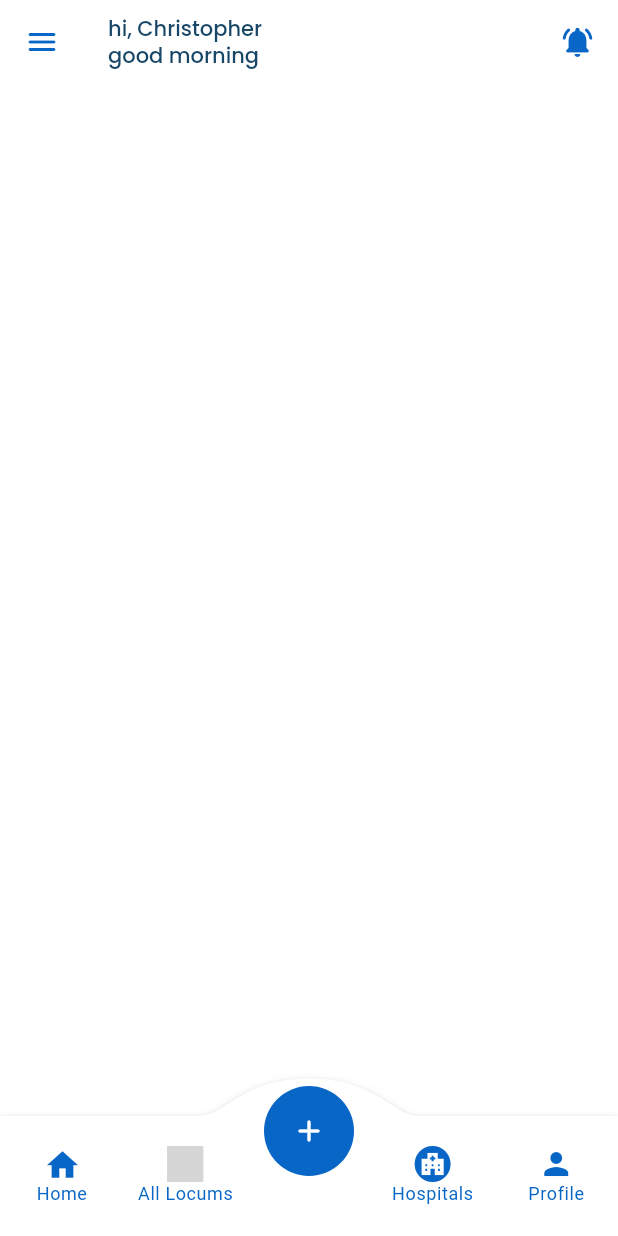
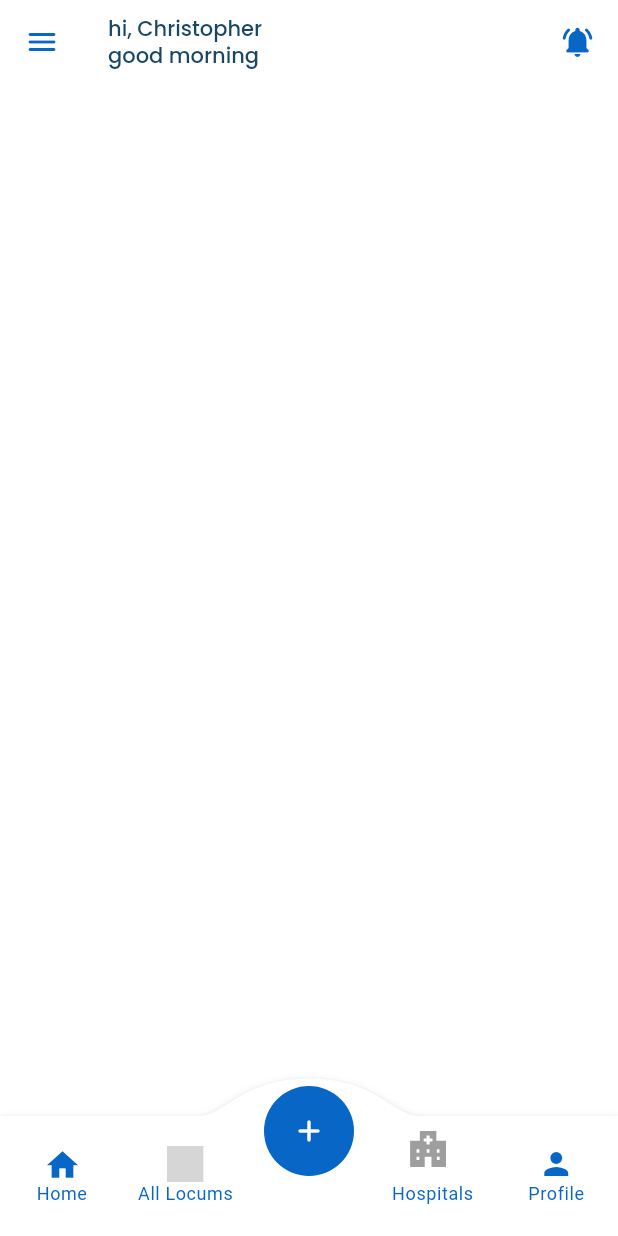
Before and after one commit to sovtechnologie/locume_flutter_mobile, a Flutter app: the BottomnavigationView screen opened by its route, item 4 of the bottom bar chosen, on a phone screen of 412 x 824 dp. Run offline on Flutter 3.47's test engine with Material 3 defaults, Android fonts, the phone set to English and light mode, and no system bars; drawn by our look-alikes of convex_bottom_bar; our stand-ins replace carousel_slider, flutter_svg, get, google_fonts, hexcolor; grey boxes are pictures that could not be loaded.

Commit message:
updated bottom navigatioin view

```diff
--- a/lib/app/screen/bottomnavigation/view/BottomNavigation_view.dart
+++ b/lib/app/screen/bottomnavigation/view/BottomNavigation_view.dart
@@ -47,8 +47,11 @@ class BottomnavigationView extends GetView<BottomnavigationController> {
                     left: 0,
                     right: 0,
                     child: AnimatedContainer(
-                      duration: Duration(seconds: 5),
+                      duration: const Duration(seconds: 5),
                       curve: Curves.easeIn,
+                      child: Padding(
+                        padding:
+                            const EdgeInsets.fromLTRB(10.0, 0.0, 10.0, 0.0),
                         child: Container(
                           height: MediaQuery.of(context).size.height * 0.5,
                           padding: const EdgeInsets.symmetric(horizontal: 16.0),
@@ -78,6 +81,7 @@ class BottomnavigationView extends GetView<BottomnavigationController> {
                           ),
                         ),
                       ),
+                    ),
                   )
                 : SizedBox.shrink(),
           ),
@@ -100,12 +104,12 @@ class BottomnavigationView extends GetView<BottomnavigationController> {
               color: HexColor('#0866C6'),
             ),
             title: 'Home',
-            activeIcon: const CircleAvatar(
-              radius: 40,
-              child: Icon(
-                size: 20,
+            activeIcon: Transform.translate(
+              offset: const Offset(-3, -10),
+              child: const Icon(
+                size: 30,
                 Icons.home,
-                color: Colors.white,
+                color: Colors.grey,
               ),
             ),
           ),
@@ -115,11 +119,11 @@ class BottomnavigationView extends GetView<BottomnavigationController> {
               color: HexColor('#0866C6'),
             ),
             title: 'All Locums',
-            activeIcon: CircleAvatar(
-              radius: 40,
+            activeIcon: Transform.translate(
+              offset: const Offset(-3, -10),
               child: SvgPicture.asset(
                 'assets/doctor.svg',
-                color: Colors.white,
+                color: Colors.grey,
               ),
             ),
           ),
@@ -129,10 +133,16 @@ class BottomnavigationView extends GetView<BottomnavigationController> {
                     controller.showBottom.value = !controller.showBottom.value;
                   },
                   child: Center(
-                    child: Icon(
-                      controller.showBottom.value
-                          ? Icons.minimize_rounded
-                          : Icons.add_rounded,
+                    child: controller.showBottom.value
+                        ? Transform.translate(
+                            offset: Offset(0, -7),
+                            child: const Icon(
+                              Icons.minimize_rounded,
+                              color: Colors.white,
+                            ),
+                          )
+                        : const Icon(
+                            Icons.add_rounded,
                             color: Colors.white,
                           ),
                   ),
@@ -145,13 +155,11 @@ class BottomnavigationView extends GetView<BottomnavigationController> {
               color: HexColor('#0866C6'),
             ),
             title: 'Hospitals',
-            activeIcon: CircleAvatar(
-              radius: 20,
-              backgroundColor: HexColor('#0866C6'),
+            activeIcon: Transform.translate(
+              offset: const Offset(-3, -10),
               child: SvgPicture.asset(
-                height: 15,
                 'assets/hospital.svg',
-                color: Colors.white,
+                color: Colors.grey,
               ),
             ),
           ),
@@ -161,12 +169,11 @@ class BottomnavigationView extends GetView<BottomnavigationController> {
               color: HexColor('#0866C6'),
             ),
             title: 'Profile',
-            activeIcon: const CircleAvatar(
-              radius: 40,
-              child: Icon(
-                size: 20,
+            activeIcon: Transform.translate(
+              offset: const Offset(-3, -10),
+              child: const Icon(
                 Icons.person,
-                color: Colors.white,
+                color: Colors.grey,
               ),
             ),
           ),
```
Lines whose indentation alone changed are shown as unchanged.
